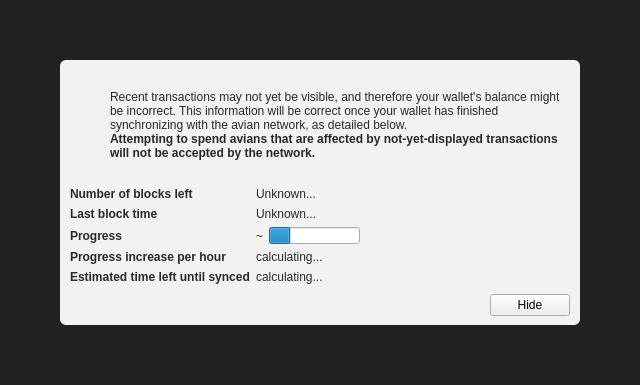
Before: the Qt Designer form src/qt/forms/modaloverlay.ui in AvianNetwork/Avian, drawn with Qt 5.
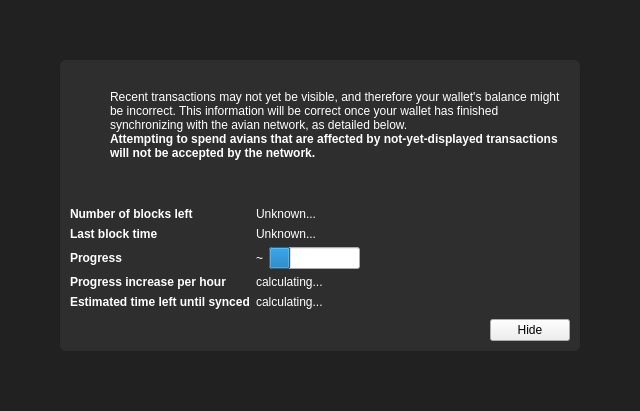
After: the same form once the commit is applied. Icons and pictures are not drawn. Custom widgets are drawn as their Qt base class.

Commit message: UI: Fix modal overlay for dark mode

Patch:
```diff
--- a/src/qt/forms/modaloverlay.ui
+++ b/src/qt/forms/modaloverlay.ui
@@ -7,7 +7,7 @@
     <x>0</x>
     <y>0</y>
     <width>640</width>
-    <height>385</height>
+    <height>411</height>
    </rect>
   </property>
   <property name="windowTitle">
@@ -50,9 +50,9 @@
       <item>
        <widget class="QWidget" name="contentWidget" native="true">
         <property name="styleSheet">
-         <string notr="true">#contentWidget { background: rgba(255,255,255,240); border-radius: 6px; }
+         <string notr="true">#contentWidget { background: #2E2E2E; border-radius: 6px; }
 
-QLabel { color: rgb(40,40,40);  }</string>
+QLabel { color: #FFFFFF;  }</string>
         </property>
         <layout class="QVBoxLayout" name="verticalLayoutSub" stretch="1,0,0,0">
          <property name="spacing">
```
The commit also changes 1 other file.
